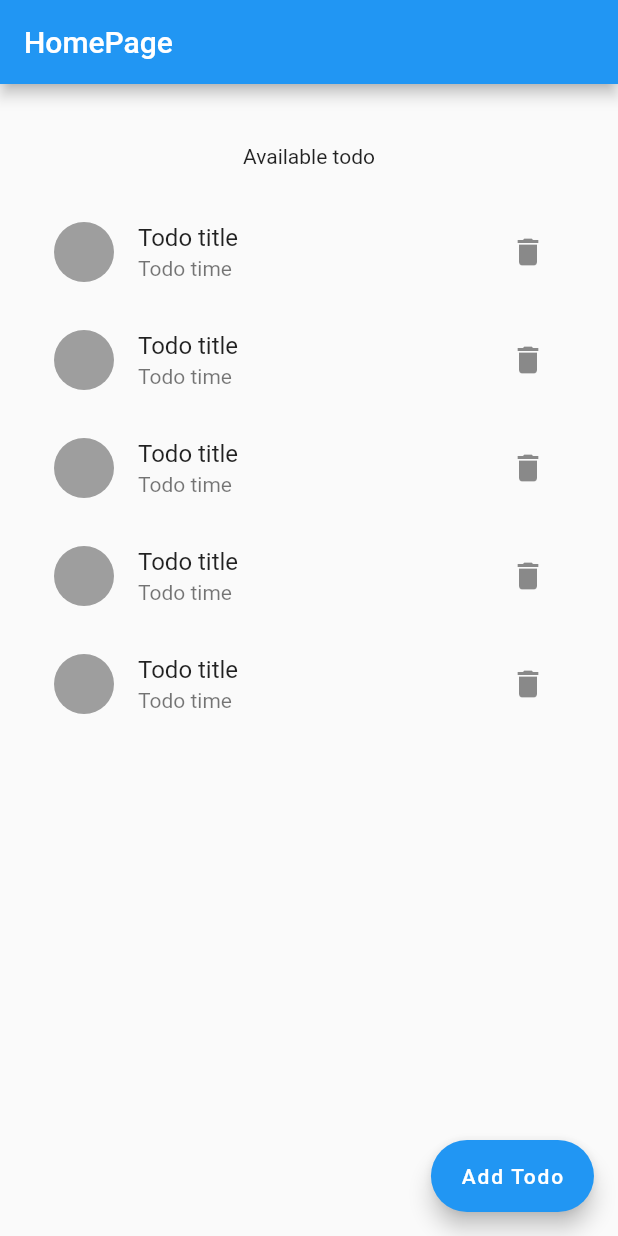
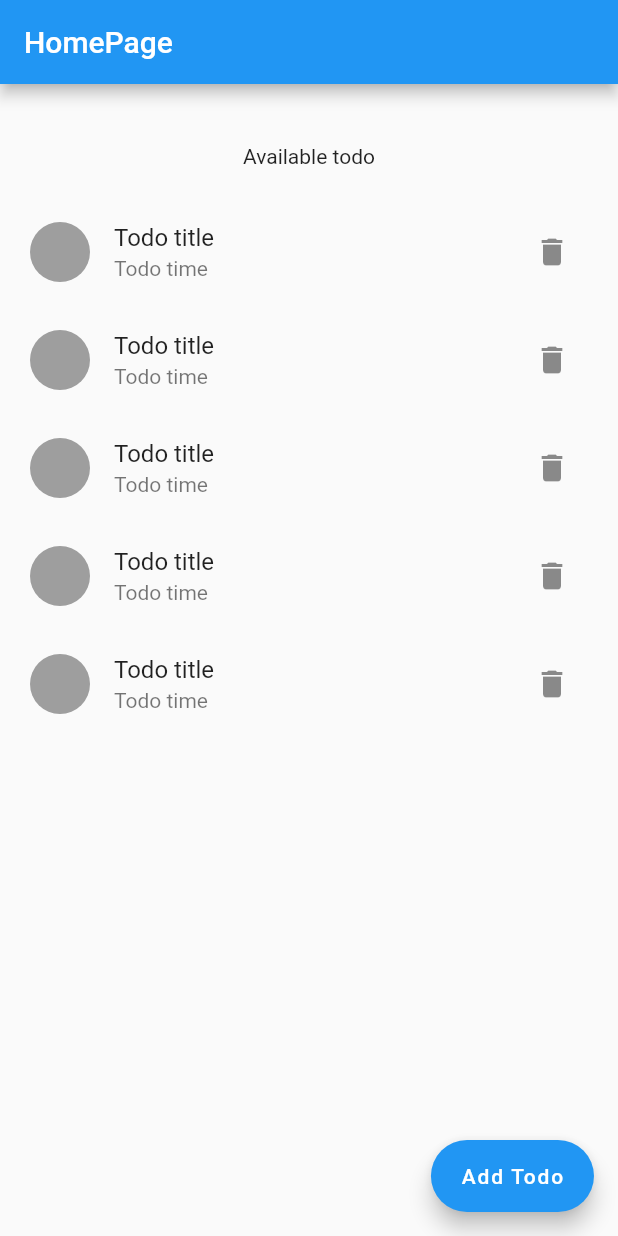
Before and after one commit to Bhagyesh1710/GraphQl_Todo_Flutter, a Flutter app: the screen it shows after launch, on a phone screen of 412 x 824 dp. Run offline on Flutter 3.47's test engine with Material 2 defaults, Android fonts, the phone set to English and light mode, and no system bars.

Commit message:
Added provider and graphql dependency

```diff
--- a/lib/Screens/home_page.dart
+++ b/lib/Screens/home_page.dart
@@ -30,6 +30,7 @@ class _HomePageState extends State<HomePage> {
                   Expanded(child: ListView(
                     children: List.generate(5, (index){
                       return ListTile(
+                        contentPadding: EdgeInsets.all(0),
                         title: Text('Todo title'),
                         subtitle: Text('Todo time'),
                         leading: CircleAvatar(
--- a/pubspec.yaml
+++ b/pubspec.yaml
@@ -34,6 +34,8 @@ dependencies:
   # The following adds the Cupertino Icons font to your application.
   # Use with the CupertinoIcons class for iOS style icons.
   cupertino_icons: ^1.0.2
+  provider: ^6.0.2
+  graphql_flutter: ^5.0.1
 
 dev_dependencies:
   flutter_test:
```
Also changed, not shown: pubspec.lock.
